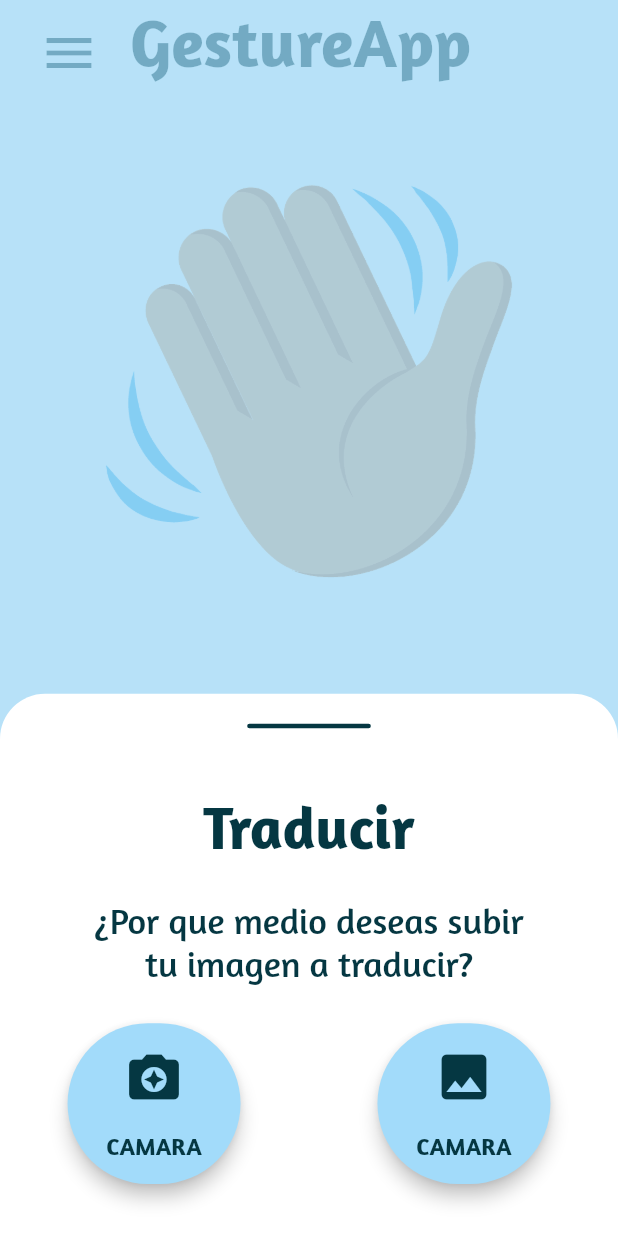
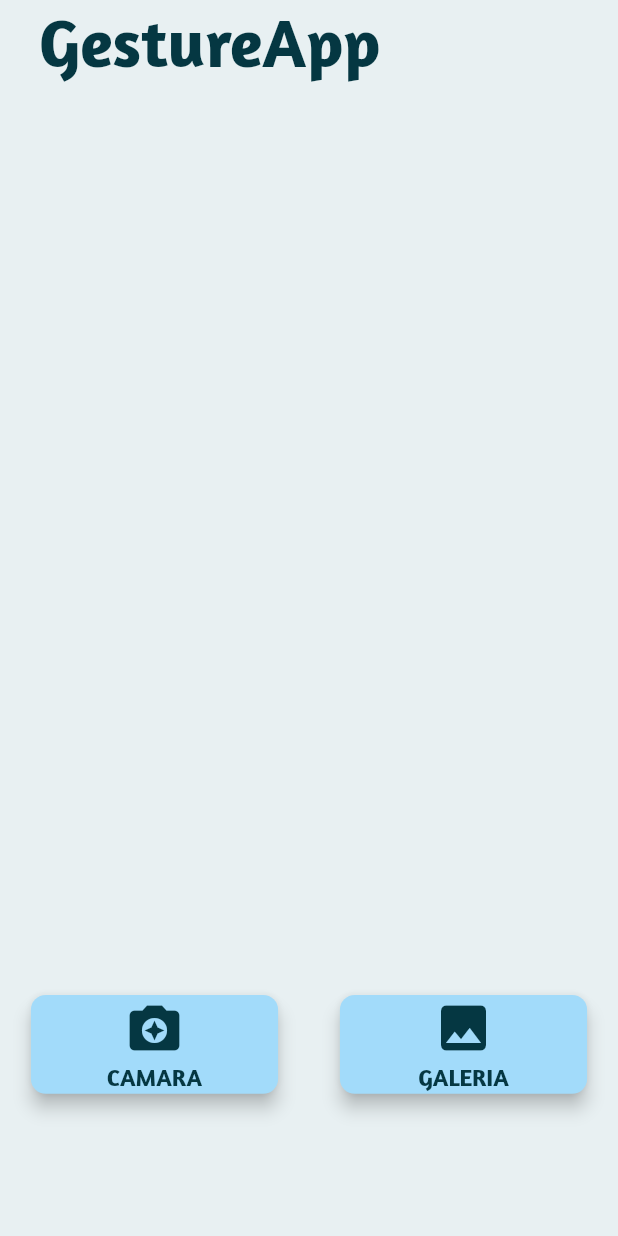
Before and after one commit to Ygsanabria8/GestureApp, a Flutter app: the screen it shows after launch, after a tap on "REALIZAR TRADUCCIÓN", on a phone screen of 412 x 824 dp. Run offline on Flutter 3.47's test engine with Material 2 defaults, Android fonts, the phone set to English and light mode, and no system bars; our stand-ins replace image_picker.

Commit message:
fea: acceso a camara y galeria para seleccionar la imagen y UX

```diff
--- /dev/null
+++ b/lib/Pages/camera.page.dart
@@ -0,0 +1,197 @@
+import 'dart:io';
+
+import 'package:flutter/cupertino.dart';
+import 'package:flutter/material.dart';
+import 'package:gestureapp/widgets/appbar.widget.dart';
+import 'package:gestureapp/widgets/button.widget.dart';
+import 'package:image_picker/image_picker.dart';
+
+import '../constans.dart';
+
+class Camera extends StatefulWidget {
+  @override
+  _CameraState createState() => _CameraState();
+}
+
+class _CameraState extends State<Camera> {
+
+  late XFile? _image = null;
+  var picker = ImagePicker();
+
+  void translate(BuildContext context) {
+    Navigator.pop(context);
+  }
+
+  Future getImageCamera() async {
+    final XFile? image = await picker.pickImage(source: ImageSource.camera,);
+
+    setState(() {
+      _image = image;
+    });
+  }
+
+  Future getImageGallery() async {
+    final XFile? image = await picker.pickImage(source: ImageSource.gallery);
+
+    setState(() {
+      _image = image;
+    });
+  }
+
+  @override
+  Widget build(BuildContext context){
+    return Scaffold(
+      backgroundColor: tertiary,
+      appBar: AppBarCustom(),
+      body: SingleChildScrollView(
+        child: Container(
+          child: Column(
+            crossAxisAlignment: CrossAxisAlignment.center,
+            children: [
+              Container(
+                width: MediaQuery.of(context).size.width * 0.9,
+                height: MediaQuery.of(context).size .height * 0.6,
+                child: _image == null ? Container() : Image.file(File(_image!.path))
+              ),
+              SizedBox(
+                height: MediaQuery.of(context).size.height * 0.02,
+              ),
+              _image == null
+              ? Column(
+                children: [
+                  SizedBox(
+                    height: MediaQuery.of(context).size.height * 0.1,
+                  ),
+                  Row(
+                    mainAxisAlignment: MainAxisAlignment.spaceAround,
+                    children: [
+                      Container(
+                        width: MediaQuery.of(context).size.width * 0.4,
+                        height: MediaQuery.of(context).size.height * 0.08,
+                        child: ElevatedButton(
+                          style: ButtonStyle(
+                            backgroundColor: MaterialStateProperty.all(primary),
+                            elevation: MaterialStateProperty.all(5),
+                            shape: MaterialStateProperty.all(
+                                RoundedRectangleBorder(
+                                    borderRadius: BorderRadius.circular(10))),
+                          ),
+                          onPressed: getImageCamera,
+                          child: Container(
+                            child: Column(
+                              mainAxisAlignment: MainAxisAlignment.spaceEvenly,
+                              children: [
+                                Icon(
+                                  Icons.camera_enhance,
+                                  size: 40,
+                                  color: secondary,
+                                ),
+                                Text(
+                                  "CAMARA",
+                                  style: TextStyle(
+                                    color: secondary,
+                                    fontSize:
+                                    MediaQuery.of(context).textScaleFactor * 16,
+                                    fontFamily: fontFamily,
+                                    fontWeight: FontWeight.w600,
+                                  ),
+                                ),
+                              ],
+                            ),
+                          ),
+                        ),
+                      ),
+                      Container(
+                        width: MediaQuery.of(context).size.width * 0.4,
+                        height: MediaQuery.of(context).size.height * 0.08,
+                        child: ElevatedButton(
+                          style: ButtonStyle(
+                            backgroundColor: MaterialStateProperty.all(primary),
+                            elevation: MaterialStateProperty.all(5),
+                            shape: MaterialStateProperty.all(
+                                RoundedRectangleBorder(
+                                    borderRadius: BorderRadius.circular(10))),
+                          ),
+                          onPressed: getImageGallery,
+                          child: Container(
+                            child: Column(
+                              mainAxisAlignment: MainAxisAlignment.spaceEvenly,
+                              children: [
+                                Icon(
+                                  Icons.insert_photo,
+                                  size: 40,
+                                  color: secondary,
+                                ),
+                                Text(
+                                  "GALERIA",
+                                  style: TextStyle(
+                                    color: secondary,
+                                    fontSize:
+                                    MediaQuery.of(context).textScaleFactor * 16,
+                                    fontFamily: fontFamily,
+                                    fontWeight: FontWeight.w600,
+                                  ),
+                                ),
+                              ],
+                            ),
+                          ),
+                        ),
+                      ),
+                    ],
+                  )
+                ],
+              )
+              : Container(
+                alignment: Alignment.center,
+                child: Column(
+                  children: [
+                    ButtonLight(
+                        buttonName: 'TRADUCIR',
+                        onPressed: translate,
+                    ),
+                    SizedBox(
+                      height: MediaQuery.of(context).size.height * 0.02,
+                    ),
+                    GestureDetector(
+                      onTap: () => {
+                        setState(() {
+                        _image = null;
+                        })
+                      },
+                      child: Text(
+                        'CAMBIAR IMAGEN',
+                        style: TextStyle(
+                          color: secondary,
+                          fontSize: MediaQuery.of(context).textScaleFactor * 18,
+                          fontFamily: fontFamily,
+                          fontWeight: FontWeight.w600,
+                        ),
+                      ),
+                    ),
+                    SizedBox(
+                      height: MediaQuery.of(context).size.height * 0.04,
+                    ),
+                    GestureDetector(
+                      onTap: () => {
+                      Navigator.popUntil(context,ModalRoute.withName('home'))
+                      },
+                      child: Text(
+                        'CANCELAR TRADUCCIÓN',
+                        style: TextStyle(
+                          color: secondary,
+                          fontSize: MediaQuery.of(context).textScaleFactor * 18,
+                          fontFamily: fontFamily,
+                          fontWeight: FontWeight.w600,
+                        ),
+                      ),
+                    ),
+                  ],
+                ),
+              )
+            ],
+          ),
+        ),
+      ),
+    );
+  }
+}
--- a/lib/Pages/moda.type.page.dart
+++ /dev/null
@@ -1,109 +0,0 @@
-import 'package:flutter/cupertino.dart';
-import 'package:flutter/material.dart';
-import 'package:gestureapp/widgets/button.circle.widget.dart';
-
-import '../constans.dart';
-
-void ModalType(BuildContext context) {
-
-  void _camera(BuildContext context) {
-    print("Camara");
-    Navigator.pop(context);
-  }
-
-  void _galery(BuildContext context) {
-    print("Galeria");
-    Navigator.pop(context);
-  }
-
-  showModalBottomSheet(
-    barrierColor: primary.withOpacity(0.7),
-    backgroundColor: Colors.transparent,
-    context: context,
-    builder: (context) => Container(
-      decoration: BoxDecoration(
-        color: Colors.white,
-        borderRadius: BorderRadius.only(
-          topLeft: Radius.circular(30.0),
-          topRight: Radius.circular(30.0),
-        ),
-      ),
-      child: Padding(
-        padding: const EdgeInsets.only(
-          left: 20.0,
-          right: 20.0,
-          top: 20.0,
-          bottom: 10,
-        ),
-        child: SingleChildScrollView(
-          child: Column(
-            children: [
-              Padding(
-                padding: EdgeInsets.symmetric(horizontal: 10),
-                child: Container(
-                  height: 3.0,
-                  width: MediaQuery.of(context).size.width * 0.2,
-                  decoration: BoxDecoration(
-                    color: secondary,
-                    borderRadius: BorderRadius.all(Radius.circular(50)),
-                  ),
-                ),
-              ),
-              SizedBox(
-                height: MediaQuery.of(context).size.height * 0.05,
-              ),
-              Text(
-                'Traducir',
-                textAlign: TextAlign.center,
-                style: TextStyle(
-                    fontFamily: fontFamily,
-                    fontSize: MediaQuery.of(context).textScaleFactor * 40,
-                    fontWeight: FontWeight.w600,
-                    color: secondary),
-              ),
-              SizedBox(
-                height: MediaQuery.of(context).size.height * 0.03,
-              ),
-              Container(
-                width: MediaQuery.of(context).size.width * 0.7,
-                child: Text(
-                  '¿Por que medio deseas subir tu imagen a traducir?',
-                  textAlign: TextAlign.center,
-                  style: TextStyle(
-                      fontFamily: fontFamily,
-                      fontSize: MediaQuery.of(context).textScaleFactor * 24,
-                      fontWeight: FontWeight.w400,
-                      color: secondary),
-                ),
-              ),
-              SizedBox(
-                height: MediaQuery.of(context).size.height * 0.03,
-              ),
-              Row(
-                mainAxisAlignment: MainAxisAlignment.spaceEvenly,
-                children: [
-                  ButtonCircle(
-                    onPressed: _camera,
-                    buttonName: "CAMARA",
-                    isCamera: true,
-                  ),
-                  SizedBox(
-                    width: MediaQuery.of(context).size.width * 0.1,
-                  ),
-                  ButtonCircle(
-                    onPressed: _galery,
-                    buttonName: "GALERIA",
-                    isCamera: false,
-                  )
-                ],
-              ),
-              SizedBox(
-                height: MediaQuery.of(context).size.height * 0.03,
-              ),
-            ],
-          ),
-        ),
-      ),
-    ),
-  );
-}
--- a/lib/Pages/translate.page.dart
+++ b/lib/Pages/translate.page.dart
@@ -1,6 +1,4 @@
 import 'package:flutter/material.dart';
-import 'package:gestureapp/Pages/moda.type.page.dart';
-import 'package:gestureapp/Pages/modal.error.page.dart';
 import 'package:gestureapp/constans.dart';
 import 'package:gestureapp/widgets/appbar.widget.dart';
 import 'package:gestureapp/widgets/button.widget.dart';
@@ -10,7 +8,7 @@ import 'package:gestureapp/widgets/button.widget.dart';
 class Translate extends StatelessWidget {
 
   void _onPress(BuildContext context) {
-    ModalType(context);
+    Navigator.pushNamed(context, 'translate');
   }
 
   @override
@@ -18,7 +16,8 @@ class Translate extends StatelessWidget {
     return Scaffold(
       backgroundColor: tertiary,
       appBar: AppBarCustom(),
-      body: Container(
+      body: SingleChildScrollView(
+        child: Container(
           height: MediaQuery.of(context).size.height * 0.7,
           width: MediaQuery.of(context).size.width,
           margin: EdgeInsets.symmetric(horizontal: 10),
@@ -55,7 +54,8 @@ class Translate extends StatelessWidget {
               ),
             ],
           ),
-      )
+        ),
+      ),
     );
   }
 }
--- a/lib/routes.dart
+++ b/lib/routes.dart
@@ -1,7 +1,9 @@
 import 'package:flutter/material.dart';
+import 'package:gestureapp/Pages/camera.page.dart';
 
 import 'Pages/home.page.dart';
 
 Map<String, Widget Function(BuildContext)> routes = {
   'home': (BuildContext context) => Home(),
+  'translate': (BuildContext context) => Camera(),
 };
--- a/lib/widgets/appbar.widget.dart
+++ b/lib/widgets/appbar.widget.dart
@@ -14,6 +14,7 @@ class AppBarCustom extends StatelessWidget implements PreferredSize{
   @override
   Widget build(BuildContext context) {
     return AppBar(
+      automaticallyImplyLeading: false,
       backgroundColor: tertiary,
       elevation: 0,
       title: Container(
@@ -22,19 +23,19 @@ class AppBarCustom extends StatelessWidget implements PreferredSize{
         child: Row(
           crossAxisAlignment: CrossAxisAlignment.end,
           children: [
-            GestureDetector(
-              child: Icon(
-                Icons.menu,
-                size: 40,
-                color: secondary,
-              ),
-              onTap: () => {
-                print("Funciono!")
-              },
-            ),
-            SizedBox(
-              width: MediaQuery.of(context).size.width * 0.05,
-            ),
+            //GestureDetector(
+            //  child: Icon(
+            //    Icons.menu,
+            //    size: 40,
+            //    color: secondary,
+            //  ),
+            //  onTap: () => {
+            //    print("Funciono!")
+            //  },
+            //),
+            //SizedBox(
+            //  width: MediaQuery.of(context).size.width * 0.05,
+            //),
             Text(
               'GestureApp',
               style: TextStyle(
--- a/lib/widgets/button.circle.widget.dart
+++ /dev/null
@@ -1,52 +0,0 @@
-import 'package:flutter/material.dart';
-
-import '../constans.dart';
-
-class ButtonCircle extends StatelessWidget{
-
-  final String buttonName;
-  final Function onPressed;
-  final bool isCamera;
-
-  ButtonCircle({required this.buttonName, required this.onPressed, required this.isCamera});
-
-  @override
-  Widget build(BuildContext context) {
-    return Container(
-      width: MediaQuery.of(context).size.width * 0.28,
-      height: MediaQuery.of(context).size.height * 0.13,
-      child: ElevatedButton(
-        style: ButtonStyle(
-          backgroundColor: MaterialStateProperty.all(primary),
-          elevation: MaterialStateProperty.all(5),
-          shape: MaterialStateProperty.all(
-              RoundedRectangleBorder(
-                  borderRadius: BorderRadius.circular(100))),
-        ),
-        onPressed: () => onPressed(context),
-        child: Container(
-          child: Column(
-            mainAxisAlignment: MainAxisAlignment.spaceEvenly,
-            children: [
-              Icon(
-                isCamera ? Icons.camera_enhance : Icons.insert_photo,
-                size: 40,
-                color: secondary,
-              ),
-              Text(
-                "CAMARA",
-                style: TextStyle(
-                  color: secondary,
-                  fontSize:
-                  MediaQuery.of(context).textScaleFactor * 16,
-                  fontFamily: fontFamily,
-                  fontWeight: FontWeight.w600,
-                ),
-              ),
-            ],
-          ),
-        ),
-      ),
-    );
-  }
-}
--- a/pubspec.yaml
+++ b/pubspec.yaml
@@ -11,6 +11,7 @@ dependencies:
   flutter:
     sdk: flutter
   cupertino_icons: ^1.0.2
+  image_picker: ^0.8.3+2
 
 dev_dependencies:
   flutter_test:
```
Also changed, not shown: pubspec.lock. Lines whose indentation alone changed are shown as unchanged.
